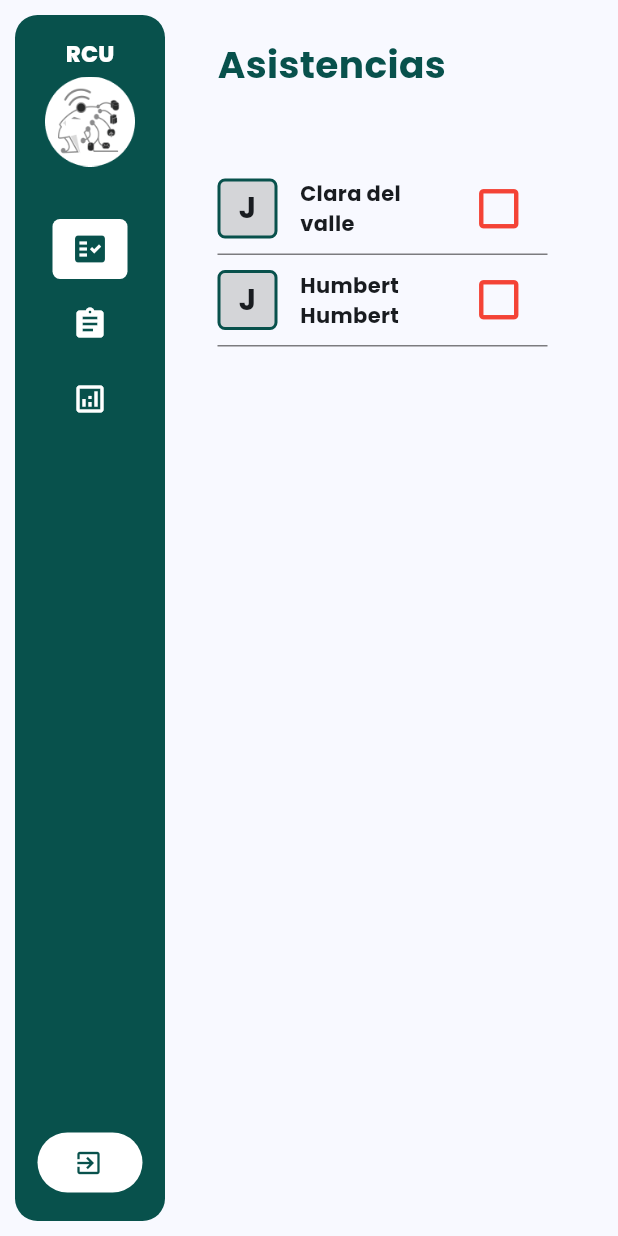
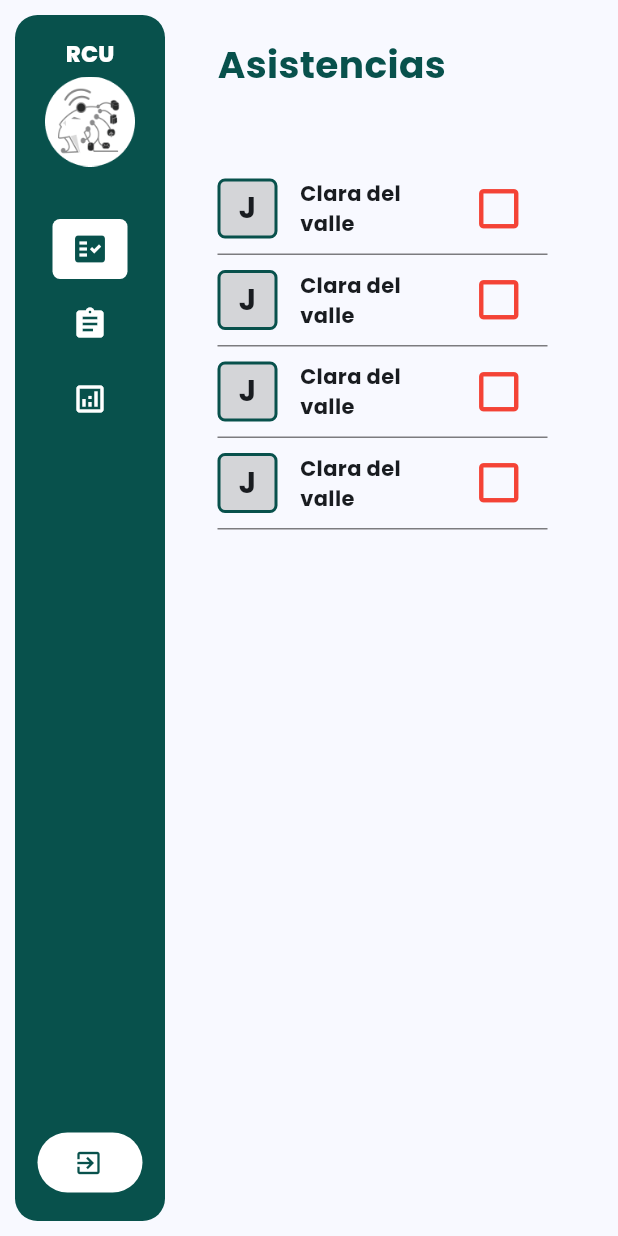
Before and after one commit to Jeremylazm/AttendanceRCU, a Flutter app: the DashboardUserScreen screen opened by its route, on a phone screen of 412 x 824 dp. Run offline on Flutter 3.47's test engine with Material 2 defaults, Android fonts, the phone set to English and light mode, and no system bars; our stand-ins replace flutter_svg, google_fonts.

Commit message:
Refactoring table user

```diff
--- a/rcu-attendance/rcu_attendance/lib/screens/user/attendances_screen.dart
+++ b/rcu-attendance/rcu_attendance/lib/screens/user/attendances_screen.dart
@@ -3,6 +3,8 @@ import 'package:flutter/material.dart';
 import 'package:rcu_assistant/configs/app_colors.dart';
 import 'package:rcu_assistant/configs/app_styles.dart';
 import 'package:rcu_assistant/widgets/custom_title.dart';
+import 'package:rcu_assistant/widgets/user_table/assistance_button.dart';
+import 'package:rcu_assistant/widgets/user_table/item_table.dart';
 import 'package:rcu_assistant/widgets/widgets.dart';
 
 class AttendancesScreen extends StatelessWidget {
@@ -24,7 +26,14 @@ const AttendancesScreen({ Key? key }) : super(key: key);
               is_large_screen ? CustomTitle(text: "29/03/2023", fontSize: 18) : Container(),
             ],
           ),
-          UsersTable(),
+          UsersTable(
+            items: [
+              ItemTable(name: "Clara del valle", button: AssistanceButton()),
+              ItemTable(name: "Clara del valle", button: AssistanceButton()),
+              ItemTable(name: "Clara del valle", button: AssistanceButton()),
+              ItemTable(name: "Clara del valle", button: AssistanceButton()),
+            ],
+          ),
         ],
       ),
     );
--- a/rcu-attendance/rcu_attendance/lib/widgets/user_table/item_table.dart
+++ b/rcu-attendance/rcu_attendance/lib/widgets/user_table/item_table.dart
@@ -7,8 +7,9 @@ import 'package:rcu_assistant/widgets/user_table/assistance_button.dart';
 class ItemTable extends StatelessWidget {
 
 final String name;
+final Widget button;
 
-const ItemTable({ Key? key, required this.name }) : super(key: key);
+const ItemTable({ Key? key, required this.name, required this.button }) : super(key: key);
 
 
   @override
@@ -24,7 +25,7 @@ const ItemTable({ Key? key, required this.name }) : super(key: key);
           children: [
             _Icon(),
             _Name(name: name),
-            AssistanceButton(),
+            button,
           ],
         ),
         SizedBox(
--- a/rcu-attendance/rcu_attendance/lib/widgets/user_table/users_table.dart
+++ b/rcu-attendance/rcu_attendance/lib/widgets/user_table/users_table.dart
@@ -3,7 +3,10 @@ import 'package:flutter/material.dart';
 import 'package:rcu_assistant/widgets/user_table/item_table.dart';
 
 class UsersTable extends StatelessWidget {
-const UsersTable({ Key? key }) : super(key: key);
+
+  final List<Widget> items;
+
+const UsersTable({ Key? key, required this.items }) : super(key: key);
 
   @override
   Widget build(BuildContext context){
@@ -11,8 +14,7 @@ const UsersTable({ Key? key }) : super(key: key);
       margin: EdgeInsets.all(25),
       child: Column(
         children: [
-          ItemTable(name: "Clara del valle",),
-          ItemTable(name: "Humbert Humbert",),
+          ...items,
         ],
       ),
     );
```
